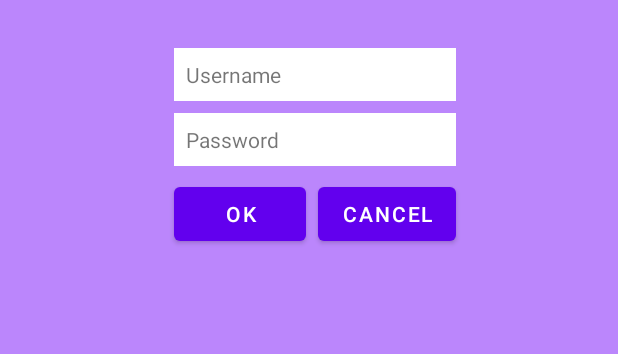
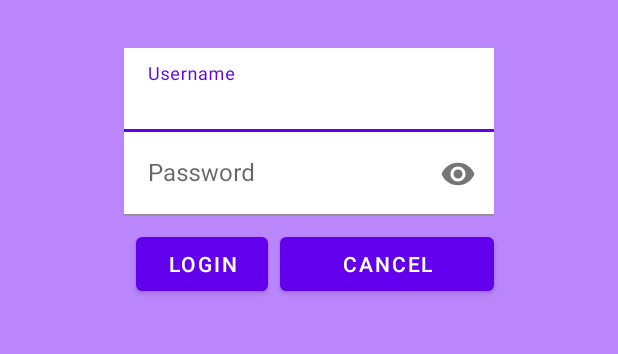
Before and after one commit to Jacobosr3/First, an Android app: the screen it shows after launch (MainActivity), on a phone screen of 412 x 824 dp, the part 426-780 px from its top. Run offline under Robolectric (Android 15) with nearby library versions, the phone set to English and light mode, and no system bars.

Commit message:
commit TextInput

```diff
--- a/app/src/main/AndroidManifest.xml
+++ b/app/src/main/AndroidManifest.xml
@@ -6,9 +6,9 @@
         android:allowBackup="true"
         android:dataExtractionRules="@xml/data_extraction_rules"
         android:fullBackupContent="@xml/backup_rules"
-        android:icon="@mipmap/ic_sociallauncher"
+        android:icon="@drawable/ancla"
         android:label="@string/app_name"
-        android:roundIcon="@mipmap/ic_sociallauncher_round"
+        android:roundIcon="@drawable/ancla"
         android:supportsRtl="true"
         android:theme="@style/Theme.Fundamentals"
         tools:targetApi="31">
--- a/app/src/main/res/layout/activity_main.xml
+++ b/app/src/main/res/layout/activity_main.xml
@@ -16,59 +16,88 @@
         app:layout_constraintTop_toTopOf="parent"
         app:layout_constraintStart_toStartOf="parent"
         app:layout_constraintEnd_toEndOf="parent"
-        android:src="@mipmap/ic_sociallauncher_foreground"
+        android:src="@drawable/ancla"
         android:id="@+id/tree"
         >
 
     </ImageView>
 
-    <TextView
-        android:id="@+id/username"
+    <com.google.android.material.textfield.TextInputLayout
         android:layout_width="0dp"
         android:layout_height="wrap_content"
+        android:id="@+id/tilusername"
         android:layout_marginTop="32dp"
-        android:background="@color/white"
-        android:text="Username"
-        app:layout_constraintEnd_toEndOf="@id/cancel"
-        app:layout_constraintHorizontal_bias="0.496"
-        app:layout_constraintStart_toStartOf="@id/ok"
-        android:padding="8dp"
-        app:layout_constraintTop_toBottomOf="@id/tree"/>
+        app:layout_constraintTop_toBottomOf="@id/tree"
+        app:layout_constraintStart_toStartOf="@id/guideline1"
+        app:layout_constraintEnd_toEndOf="@id/guideline2"
+        >
+        <EditText
+            android:layout_width="match_parent"
+            android:layout_height="wrap_content"
+            android:background="@color/white"
+            android:hint="Username">
+        </EditText>
 
-    <TextView
-        android:id="@+id/password"
+    </com.google.android.material.textfield.TextInputLayout>
+
+    <com.google.android.material.textfield.TextInputLayout
         android:layout_width="0dp"
         android:layout_height="wrap_content"
-        android:text="Password"
-        android:background="@color/white"
-        android:layout_marginTop="8dp"
-        android:padding="8dp"
-        app:layout_constraintTop_toBottomOf="@id/username"
-        app:layout_constraintStart_toStartOf="@id/ok"
-        app:layout_constraintEnd_toEndOf="@id/cancel"
-        />
+        android:id="@+id/tilpassword"
+        app:layout_constraintTop_toBottomOf="@id/tilusername"
+        app:layout_constraintStart_toStartOf="@id/guideline1"
+        app:layout_constraintEnd_toEndOf="@id/guideline2"
+        app:passwordToggleEnabled="true"
+        >
+        <EditText
+            android:layout_width="match_parent"
+            android:layout_height="wrap_content"
+            android:background="@color/white"
+            android:hint="Password"
+            android:inputType="textPassword"
+            >
+
+        </EditText>
+
+    </com.google.android.material.textfield.TextInputLayout>
+
+
     <Button
-        android:id="@+id/ok"
-        android:layout_width="wrap_content"
+        android:id="@+id/login"
+        android:layout_width="0dp"
         android:layout_height="wrap_content"
-        android:text="Ok"
         android:layout_margin="8dp"
-        app:layout_constraintTop_toBottomOf="@id/password"
-        app:layout_constraintStart_toStartOf="parent"
-        app:layout_constraintEnd_toEndOf="parent"
-        app:layout_constraintHorizontal_bias="0.35">
+        android:text="Login"
+        app:layout_constraintStart_toStartOf="@id/guideline1"
+        app:layout_constraintTop_toBottomOf="@id/tilpassword">
 
     </Button>
 
     <Button
+        android:id="@+id/cancel"
+        android:layout_width="0dp"
+        android:layout_height="wrap_content"
+        android:layout_marginLeft="8dp"
+        android:text="Cancel"
+        app:layout_constraintEnd_toStartOf="@id/guideline2"
+        app:layout_constraintStart_toEndOf="@id/login"
+        app:layout_constraintTop_toTopOf="@id/login">
+    </Button>
+
+    <androidx.constraintlayout.widget.Guideline
+        android:id="@+id/guideline1"
         android:layout_width="wrap_content"
         android:layout_height="wrap_content"
-        android:text="Cancel"
-        android:id="@+id/cancel"
-        android:layout_marginLeft="8dp"
-        app:layout_constraintStart_toEndOf="@id/ok"
-        app:layout_constraintTop_toTopOf="@id/ok">
+        android:orientation="vertical"
+        app:layout_constraintGuide_percent="0.2"
+        />
+
+    <androidx.constraintlayout.widget.Guideline
+        android:id="@+id/guideline2"
+        android:layout_width="wrap_content"
+        android:layout_height="wrap_content"
+        android:orientation="vertical"
+        app:layout_constraintGuide_percent="0.80" />
 
 
-    </Button>
 </androidx.constraintlayout.widget.ConstraintLayout>
```
Also changed, not shown: app/src/debug/res/drawable/ic_launcher_background.xml (deleted, +0 -74 lines).
